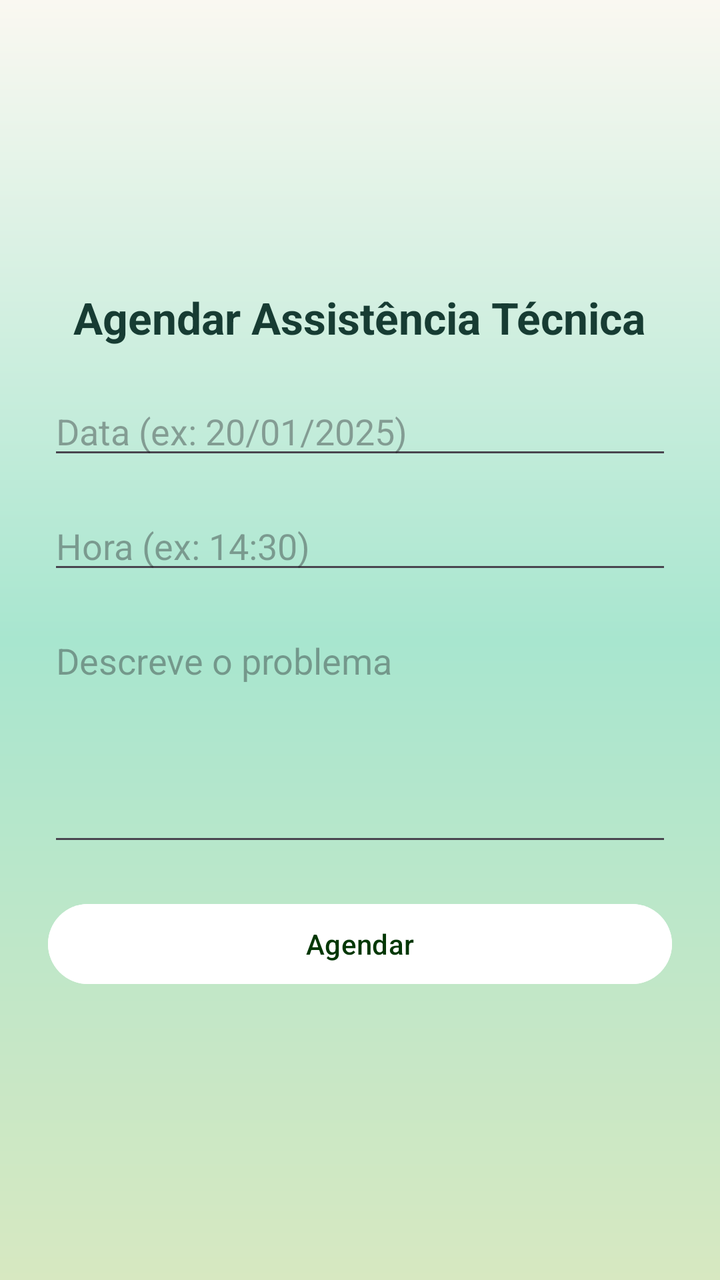
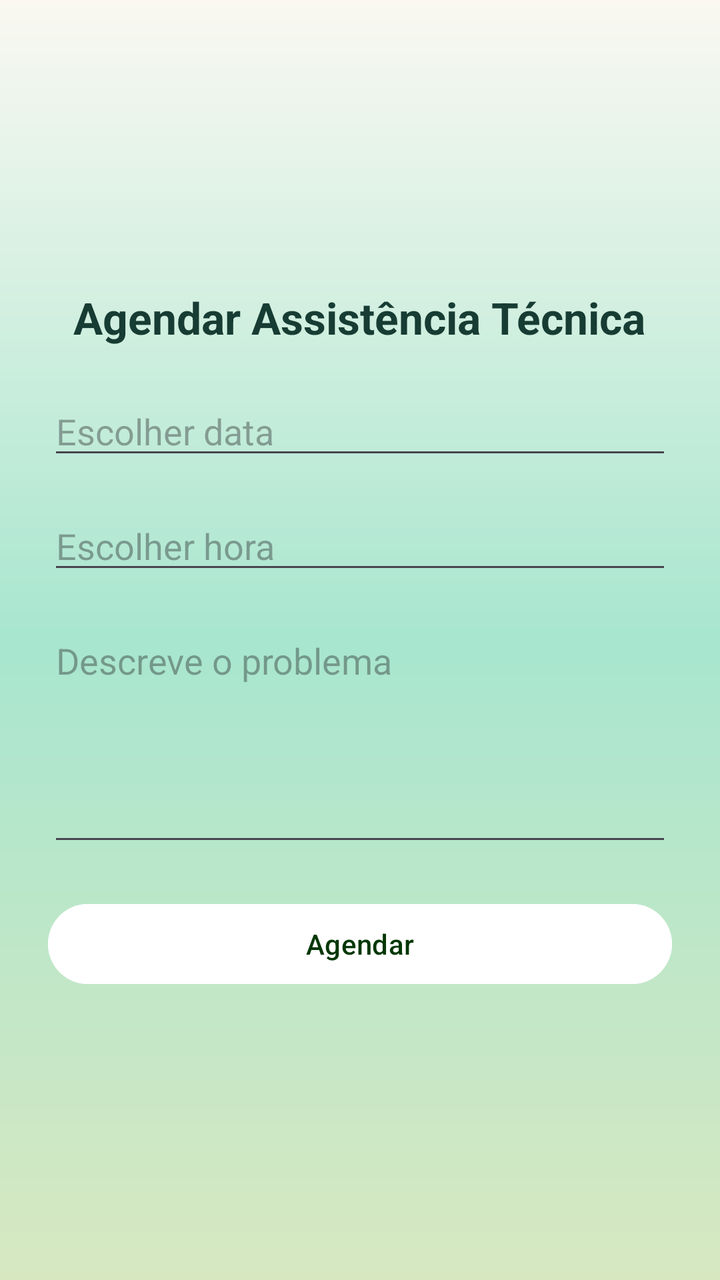

An Android layout rendered at two revisions. The XML below is the earlier revision; the diff shows what the commit changed to produce the second picture.
<!-- AndroidManifest.xml: application theme Theme.EcoTrack -->
<!-- res/layout/activity_agendar_assistencia.xml -->
<?xml version="1.0" encoding="utf-8"?>
<LinearLayout xmlns:android="http://schemas.android.com/apk/res/android"
    android:layout_width="match_parent"
    android:layout_height="match_parent"
    android:orientation="vertical"
    android:padding="24dp"
    android:gravity="center"
    android:background="@drawable/gradient_verde">

    <TextView
        android:layout_width="wrap_content"
        android:layout_height="wrap_content"
        android:text="Agendar Assistência Técnica"
        android:textColor="@color/onMint"
        android:textSize="22sp"
        android:textStyle="bold"
        android:layout_marginBottom="20dp"/>

    <EditText
        android:id="@+id/etData"
        android:layout_width="match_parent"
        android:layout_height="wrap_content"
        android:hint="Data (ex: 20/01/2025)"
        android:textColor="@color/onMint"
        android:layout_marginBottom="16dp"/>

    <EditText
        android:id="@+id/etHora"
        android:layout_width="match_parent"
        android:layout_height="wrap_content"
        android:hint="Hora (ex: 14:30)"
        android:textColor="@color/onMint"
        android:layout_marginBottom="16dp"/>

    <EditText
        android:id="@+id/etDescricao"
        android:layout_width="match_parent"
        android:layout_height="120dp"
        android:hint="Descreve o problema"
        android:gravity="top"
        android:textColor="@color/onMint"
        android:inputType="textMultiLine"
        android:layout_marginBottom="20dp"/>

    <Button
        android:id="@+id/btnAgendar"
        android:layout_width="match_parent"
        android:layout_height="wrap_content"
        android:text="Agendar"
        android:backgroundTint="#FFFFFF"
        android:textColor="@color/green"/>
</LinearLayout>
<!-- resources referenced by this layout -->
<resources>
  <color name="green">#033705</color>
  <color name="onMint">#173C33</color>
  <!-- drawable gradient_verde (drawable) -->
  <shape xmlns:android="http://schemas.android.com/apk/res/android">
      <gradient
          android:startColor="@color/pastel_lightgreen"
          android:centerColor="@color/mint_start"
          android:endColor="@color/pastel_whitewarm"
          android:angle="90" />
  
      <corners android:radius="0dp" />
  </shape>
  <style name="Theme.EcoTrack" parent="Base.Theme.EcoTrack" />
  <color name="pastel_lightgreen">#D7E8C1</color>
  <color name="mint_start">#A8E6CF</color>
  <color name="pastel_whitewarm">#FAF8F1</color>
  <style name="Base.Theme.EcoTrack" parent="Theme.Material3.DayNight.NoActionBar">
          
          
      </style>
</resources>

<!-- the commit's change to res/layout/activity_agendar_assistencia.xml (unified diff, before → after) -->
@@ -20,17 +20,22 @@
         android:id="@+id/etData"
         android:layout_width="match_parent"
         android:layout_height="wrap_content"
-        android:hint="Data (ex: 20/01/2025)"
+        android:hint="Escolher data"
+        android:focusable="false"
+        android:clickable="true"
         android:textColor="@color/onMint"
-        android:layout_marginBottom="16dp"/>
+        android:layout_marginBottom="16dp" />
 
     <EditText
         android:id="@+id/etHora"
         android:layout_width="match_parent"
         android:layout_height="wrap_content"
-        android:hint="Hora (ex: 14:30)"
+        android:hint="Escolher hora"
+        android:focusable="false"
+        android:clickable="true"
         android:textColor="@color/onMint"
-        android:layout_marginBottom="16dp"/>
+        android:layout_marginBottom="16dp" />
+
 
     <EditText
         android:id="@+id/etDescricao"
